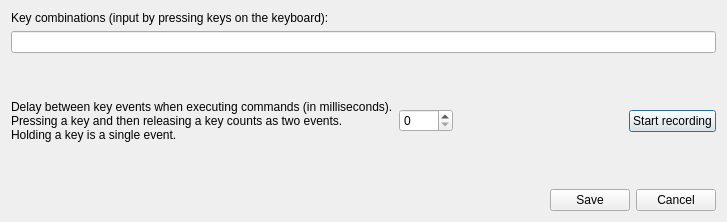
stele95/LinVAM, file src/keyactioneditwnd.ui: the form before one commit.
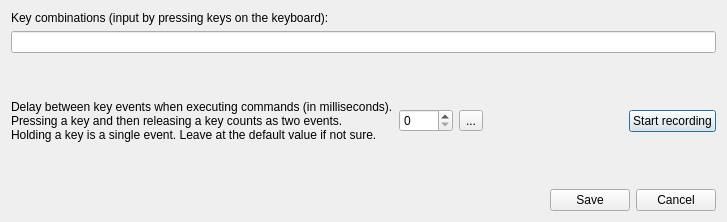
The form after the commit. Icons and pictures are not drawn.

Commit message: add reset to default button

What changed in the file:
```diff
--- a/src/keyactioneditwnd.ui
+++ b/src/keyactioneditwnd.ui
@@ -105,7 +105,7 @@
        <property name="text">
         <string>Delay between key events when executing commands (in milliseconds).
 Pressing a key and then releasing a key counts as two events.
-Holding a key is a single event.</string>
+Holding a key is a single event. Leave at the default value if not sure.</string>
        </property>
       </widget>
      </item>
@@ -122,6 +122,22 @@
        </property>
       </widget>
      </item>
+     <item>
+      <widget class="QToolButton" name="resetDelay">
+       <property name="toolTip">
+        <string>Reset to default value</string>
+       </property>
+       <property name="toolTipDuration">
+        <number>5000</number>
+       </property>
+       <property name="text">
+        <string>...</string>
+       </property>
+       <property name="icon">
+        <iconset theme="edit-reset"/>
+       </property>
+      </widget>
+     </item>
      <item>
       <spacer name="horizontalSpacer_2">
        <property name="orientation">
```
The commit also changes 2 other files.
